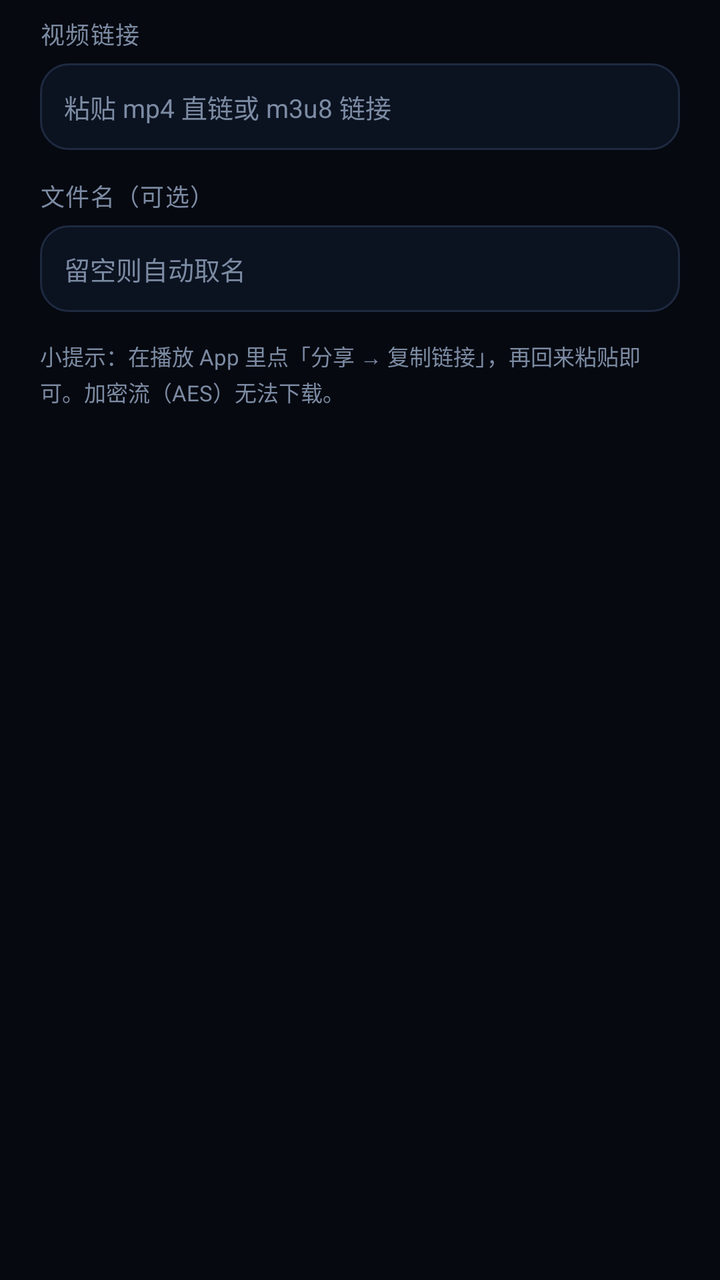
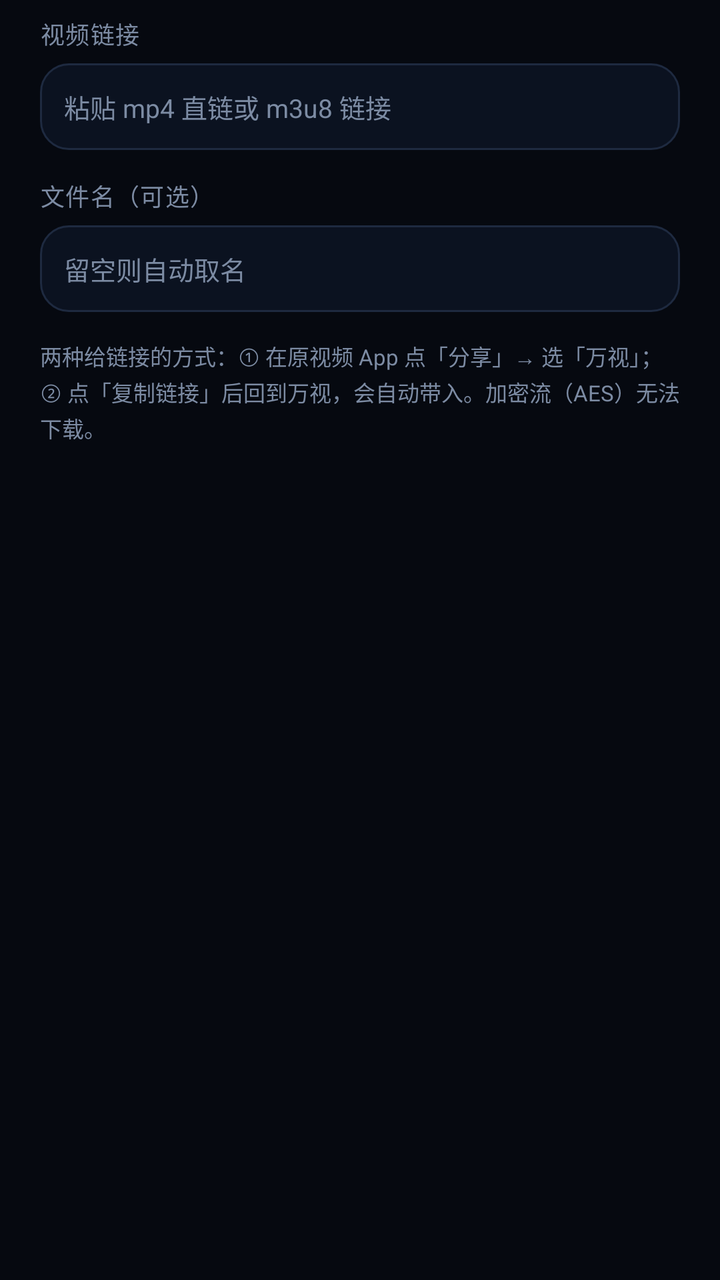

Before-and-after screenshots of an Android layout around one commit, followed by the original layout XML and the change that was made.
<!-- AndroidManifest.xml: application theme Theme.WanShi -->
<!-- res/layout/dialog_save.xml -->
<?xml version="1.0" encoding="utf-8"?>
<LinearLayout xmlns:android="http://schemas.android.com/apk/res/android"
    android:layout_width="match_parent"
    android:layout_height="wrap_content"
    android:orientation="vertical"
    android:paddingLeft="20dp"
    android:paddingTop="8dp"
    android:paddingRight="20dp"
    android:paddingBottom="4dp">

    <TextView
        style="@style/Text.Label"
        android:layout_width="wrap_content"
        android:layout_height="wrap_content"
        android:text="视频链接" />

    <EditText
        android:id="@+id/etUrl"
        android:layout_width="match_parent"
        android:layout_height="wrap_content"
        android:layout_marginTop="6dp"
        android:background="@drawable/bg_input"
        android:gravity="top|start"
        android:hint="粘贴 mp4 直链或 m3u8 链接"
        android:importantForAutofill="no"
        android:inputType="textUri"
        android:lineSpacingExtra="3dp"
        android:maxLines="3"
        android:minLines="2"
        android:padding="12dp"
        android:textColor="@color/text"
        android:textColorHint="@color/muted"
        android:textSize="13sp" />

    <TextView
        style="@style/Text.Label"
        android:layout_width="wrap_content"
        android:layout_height="wrap_content"
        android:layout_marginTop="14dp"
        android:text="文件名（可选）" />

    <EditText
        android:id="@+id/etName"
        android:layout_width="match_parent"
        android:layout_height="wrap_content"
        android:layout_marginTop="6dp"
        android:background="@drawable/bg_input"
        android:hint="留空则自动取名"
        android:importantForAutofill="no"
        android:inputType="text"
        android:maxLines="1"
        android:padding="12dp"
        android:textColor="@color/text"
        android:textColorHint="@color/muted"
        android:textSize="13sp" />

    <TextView
        android:layout_width="match_parent"
        android:layout_height="wrap_content"
        android:layout_marginTop="14dp"
        android:lineSpacingExtra="2dp"
        android:text="小提示：在播放 App 里点「分享 → 复制链接」，再回来粘贴即可。加密流（AES）无法下载。"
        android:textColor="@color/muted"
        android:textSize="11sp" />

</LinearLayout>
<!-- resources referenced by this layout -->
<resources>
  <color name="muted">#7C8BA3</color>
  <color name="text">#F1F6FF</color>
  <!-- drawable bg_input (drawable) -->
  <?xml version="1.0" encoding="utf-8"?>
  <shape xmlns:android="http://schemas.android.com/apk/res/android"
      android:shape="rectangle">
      <solid android:color="#0B1220" />
      <corners android:radius="14dp" />
      <stroke
          android:width="1dp"
          android:color="@color/stroke" />
  </shape>
  <style name="Text.Label" parent="">
          <item name="android:textColor">@color/muted</item>
          <item name="android:textSize">12sp</item>
          <item name="android:letterSpacing">0.04</item>
      </style>
  <style name="Theme.WanShi" parent="Theme.AppCompat.NoActionBar">
          <item name="colorPrimary">@color/accent</item>
          <item name="colorPrimaryDark">@color/bg</item>
          <item name="colorAccent">@color/accent</item>
          <item name="android:colorAccent">@color/accent</item>
          <item name="android:colorBackground">@color/bg</item>
          <item name="android:windowBackground">@color/bg</item>
          <item name="android:textColorPrimary">@color/text</item>
          <item name="android:textColorSecondary">@color/muted</item>
          <item name="android:statusBarColor">@color/bg</item>
          <item name="android:navigationBarColor">@color/bg</item>
          <item name="android:windowLightStatusBar">false</item>
      </style>
  <color name="stroke">#1E2A40</color>
  <color name="accent">#25E8C6</color>
  <color name="bg">#060910</color>
</resources>

<!-- the commit's change to res/layout/dialog_save.xml (unified diff, before → after) -->
@@ -59,7 +59,7 @@
         android:layout_height="wrap_content"
         android:layout_marginTop="14dp"
         android:lineSpacingExtra="2dp"
-        android:text="小提示：在播放 App 里点「分享 → 复制链接」，再回来粘贴即可。加密流（AES）无法下载。"
+        android:text="两种给链接的方式：① 在原视频 App 点「分享」→ 选「万视」；② 点「复制链接」后回到万视，会自动带入。加密流（AES）无法下载。"
         android:textColor="@color/muted"
         android:textSize="11sp" />
 
